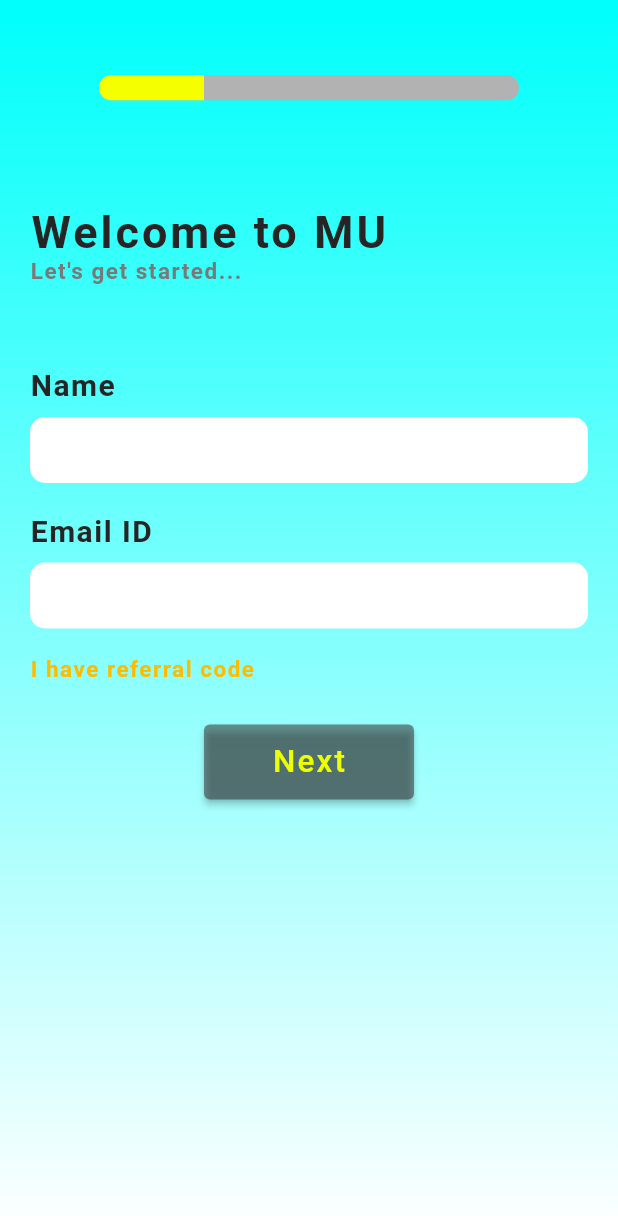
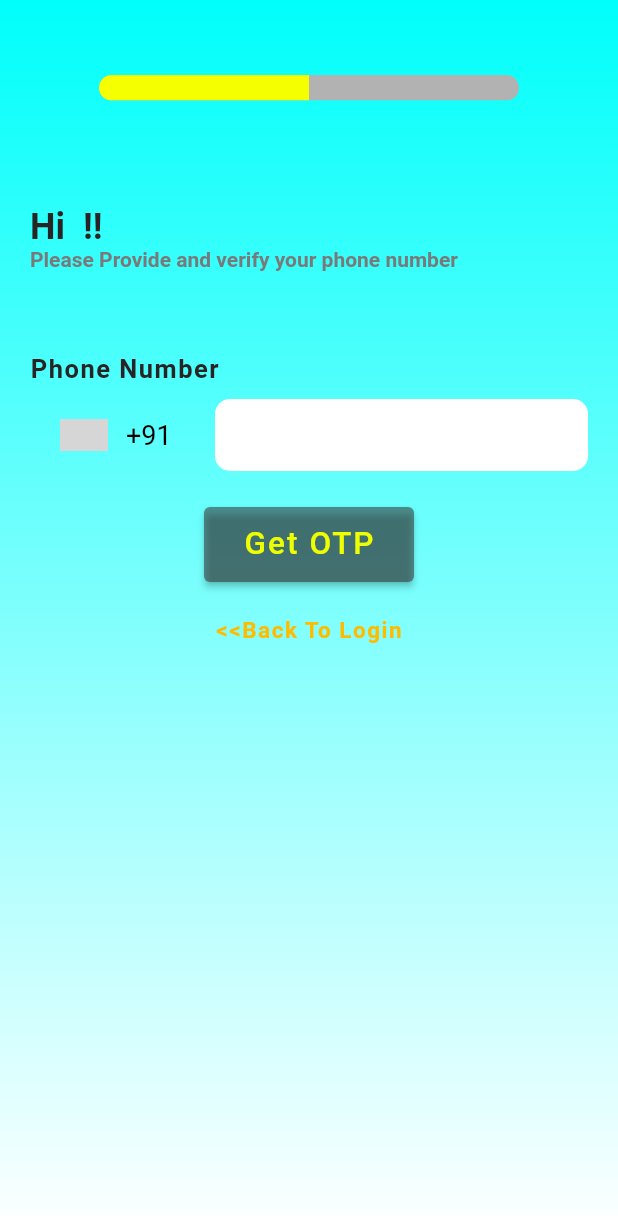
Before and after one commit to harshj-1703/MU-CARD-APP, a Flutter app: the WelcomeName screen opened directly, after a tap on "Next", on a phone screen of 412 x 824 dp. Shown: the top 1216 px of the screen. Run offline on Flutter 3.47's test engine with Material 2 defaults, Android fonts, the phone set to English and light mode, and no system bars; drawn by our look-alikes of intl_phone_number_input; our stand-ins replace carousel_slider; grey boxes are pictures that could not be loaded.

Commit message:
welcome-mobile done

```diff
--- /dev/null
+++ b/lib/login/welcomemobile.dart
@@ -0,0 +1,204 @@
+// ignore_for_file: prefer_const_literals_to_create_immutables
+
+import 'package:flutter/material.dart';
+import 'package:intl_phone_number_input/intl_phone_number_input.dart';
+import 'package:mu_card/login/welcomename.dart';
+
+class WelcomeMobile extends StatefulWidget {
+  WelcomeMobile({super.key});
+
+  @override
+  State<WelcomeMobile> createState() => _WelcomeMobileState();
+}
+
+class _WelcomeMobileState extends State<WelcomeMobile> {
+  TextEditingController welcomeMobileController =
+      TextEditingController(text: '');
+  bool otpVisibility = false;
+  String initialCountry = 'IN';
+  PhoneNumber number = PhoneNumber(isoCode: 'IN');
+
+  @override
+  Widget build(BuildContext context) {
+    return Container(
+      alignment: Alignment.center,
+      decoration: BoxDecoration(
+          gradient: LinearGradient(
+        begin: Alignment.topCenter,
+        end: Alignment.bottomCenter,
+        // stops: [0.5, 0.5],
+        colors: [
+          Color.fromARGB(255, 0, 255, 251),
+          Colors.white,
+        ],
+      )),
+      child: Scaffold(
+        backgroundColor: Colors.transparent,
+        body: SingleChildScrollView(
+          child: Column(
+            children: [
+              Row(
+                mainAxisAlignment: MainAxisAlignment.center,
+                children: [
+                  Padding(
+                    padding: EdgeInsets.fromLTRB(10, 50, 10, 0),
+                    child: Container(
+                      height: 17,
+                      width: 280,
+                      child: ClipRRect(
+                        borderRadius: BorderRadius.all(Radius.circular(10)),
+                        child: LinearProgressIndicator(
+                          backgroundColor: Color.fromARGB(255, 178, 178, 178),
+                          valueColor: new AlwaysStoppedAnimation<Color>(
+                              Color.fromARGB(255, 246, 255, 0)),
+                          value: 0.5,
+                          minHeight: 17,
+                        ),
+                      ),
+                    ),
+                  ),
+                ],
+              ),
+              Row(
+                children: [
+                  Padding(
+                    padding: EdgeInsets.fromLTRB(20, 70, 0, 0),
+                    child: Text(
+                      'Hi ' + WelcomeName.welcomeName.toUpperCase() + ' !!',
+                      style: TextStyle(
+                          fontSize: 24,
+                          color: Color.fromARGB(255, 38, 36, 36),
+                          fontWeight: FontWeight.bold),
+                    ),
+                  ),
+                ],
+              ),
+              Row(
+                children: [
+                  Padding(
+                    padding: EdgeInsets.fromLTRB(20, 0, 0, 0),
+                    child: Text(
+                      'Please Provide and verify your phone number',
+                      style: TextStyle(
+                          fontSize: 14,
+                          color: Color.fromARGB(255, 121, 121, 121),
+                          fontWeight: FontWeight.bold),
+                    ),
+                  ),
+                ],
+              ),
+              Row(
+                children: [
+                  Padding(
+                    padding: EdgeInsets.fromLTRB(20, 55, 0, 0),
+                    child: Text(
+                      'Phone Number',
+                      style: TextStyle(
+                          fontSize: 17,
+                          letterSpacing: 1,
+                          color: Color.fromARGB(255, 38, 36, 36),
+                          fontWeight: FontWeight.bold),
+                    ),
+                  ),
+                ],
+              ),
+              Padding(
+                padding: EdgeInsets.fromLTRB(20, 10, 20, 0),
+                child: InternationalPhoneNumberInput(
+                  onInputChanged: (PhoneNumber number) {
+                    print(number.phoneNumber);
+                  },
+                  onInputValidated: (bool value) {
+                    print(value);
+                  },
+                  selectorConfig: SelectorConfig(
+                    selectorType: PhoneInputSelectorType.DIALOG,
+                  ),
+                  ignoreBlank: false,
+                  autoValidateMode: AutovalidateMode.disabled,
+                  selectorTextStyle:
+                      TextStyle(color: Colors.black, fontSize: 18),
+                  textAlign: TextAlign.start,
+                  textStyle: TextStyle(
+                      fontSize: 20,
+                      fontFamily: 'Times New Roman',
+                      fontWeight: FontWeight.bold,
+                      letterSpacing: 2),
+                  initialValue: number,
+                  maxLength: 10,
+                  formatInput: true,
+                  keyboardType: TextInputType.numberWithOptions(
+                      signed: true, decimal: true),
+                  // inputBorder: OutlineInputBorder(),
+                  inputDecoration: InputDecoration(
+                    contentPadding: EdgeInsets.fromLTRB(14, 5, 14, 5),
+                    filled: true,
+                    fillColor: Colors.white,
+                    border: OutlineInputBorder(
+                        borderSide: BorderSide.none,
+                        borderRadius: BorderRadius.circular(10)),
+                  ),
+                  onSaved: (PhoneNumber number) {
+                    print('On Saved: $number');
+                  },
+                ),
+                //   ],
+                // ),
+              ),
+              Row(
+                mainAxisAlignment: MainAxisAlignment.center,
+                children: [
+                  Padding(
+                    padding: EdgeInsets.fromLTRB(0, 24, 0, 0),
+                    child: SizedBox(
+                      height: 50,
+                      width: 140,
+                      child: ElevatedButton(
+                        onPressed: () {},
+                        child: Text(
+                          'Get OTP',
+                          style: TextStyle(
+                              color: Color.fromARGB(255, 238, 255, 0),
+                              fontSize: 21,
+                              letterSpacing: 1.4),
+                        ),
+                        style: ElevatedButton.styleFrom(
+                          primary:
+                              Color.fromARGB(130, 48, 40, 40), // background
+                        ),
+                      ),
+                    ),
+                  ),
+                ],
+              ),
+              Row(
+                mainAxisAlignment: MainAxisAlignment.center,
+                children: [
+                  Padding(
+                    padding: EdgeInsets.fromLTRB(0, 20, 0, 0),
+                    child: TextButton(
+                      onPressed: () {},
+                      style: TextButton.styleFrom(
+                        padding: EdgeInsets.zero,
+                        minimumSize: Size(50, 25),
+                        tapTargetSize: MaterialTapTargetSize.shrinkWrap,
+                      ),
+                      child: Text(
+                        '<<Back To Login',
+                        style: TextStyle(
+                            fontSize: 15,
+                            letterSpacing: 1,
+                            color: Color.fromARGB(255, 255, 187, 0),
+                            fontWeight: FontWeight.bold),
+                      ),
+                    ),
+                  ),
+                ],
+              ),
+            ],
+          ),
+        ),
+      ),
+    );
+  }
+}
--- a/lib/login/welcomename.dart
+++ b/lib/login/welcomename.dart
@@ -1,9 +1,12 @@
+// ignore_for_file: must_be_immutable
+
 import 'package:flutter/material.dart';
-import 'package:flutter/src/widgets/framework.dart';
-import 'package:flutter/src/widgets/placeholder.dart';
+import 'package:mu_card/login/welcomemobile.dart';
 
 class WelcomeName extends StatefulWidget {
-  const WelcomeName({super.key});
+  static String welcomeName = '';
+  static String welcomeEmail = '';
+  WelcomeName({super.key});
 
   @override
   State<WelcomeName> createState() => _WelcomeNameState();
@@ -38,7 +41,7 @@ class _WelcomeNameState extends State<WelcomeName> {
                 mainAxisAlignment: MainAxisAlignment.center,
                 children: [
                   Padding(
-                    padding: const EdgeInsets.fromLTRB(10, 50, 10, 0),
+                    padding: EdgeInsets.fromLTRB(10, 50, 10, 0),
                     child: Container(
                       height: 17,
                       width: 280,
@@ -59,7 +62,7 @@ class _WelcomeNameState extends State<WelcomeName> {
               Row(
                 children: [
                   Padding(
-                    padding: const EdgeInsets.fromLTRB(20, 70, 0, 0),
+                    padding: EdgeInsets.fromLTRB(20, 70, 0, 0),
                     child: Text(
                       'Welcome to MU',
                       style: TextStyle(
@@ -75,7 +78,7 @@ class _WelcomeNameState extends State<WelcomeName> {
               Row(
                 children: [
                   Padding(
-                    padding: const EdgeInsets.fromLTRB(20, 0, 0, 0),
+                    padding: EdgeInsets.fromLTRB(20, 0, 0, 0),
                     child: Text(
                       'Let\'s get started...',
                       style: TextStyle(
@@ -90,7 +93,7 @@ class _WelcomeNameState extends State<WelcomeName> {
               Row(
                 children: [
                   Padding(
-                    padding: const EdgeInsets.fromLTRB(20, 55, 0, 0),
+                    padding: EdgeInsets.fromLTRB(20, 55, 0, 0),
                     child: Text(
                       'Name',
                       style: TextStyle(
@@ -103,11 +106,12 @@ class _WelcomeNameState extends State<WelcomeName> {
                 ],
               ),
               Padding(
-                padding: const EdgeInsets.fromLTRB(20, 10, 20, 0),
+                padding: EdgeInsets.fromLTRB(20, 10, 20, 0),
                 child: SizedBox(
                   height: 44,
                   child: TextField(
                     controller: nameController,
+                    keyboardType: TextInputType.name,
                     cursorColor: Colors.black,
                     style: TextStyle(
                         color: Colors.black,
@@ -115,6 +119,7 @@ class _WelcomeNameState extends State<WelcomeName> {
                         letterSpacing: 1.1,
                         fontFamily: 'Times New Roman'),
                     decoration: InputDecoration(
+                      counterText: '',
                       contentPadding: EdgeInsets.fromLTRB(14, 5, 14, 5),
                       filled: true,
                       fillColor: Colors.white,
@@ -128,7 +133,7 @@ class _WelcomeNameState extends State<WelcomeName> {
               Row(
                 children: [
                   Padding(
-                    padding: const EdgeInsets.fromLTRB(20, 20, 0, 0),
+                    padding: EdgeInsets.fromLTRB(20, 20, 0, 0),
                     child: Text(
                       'Email ID',
                       style: TextStyle(
@@ -141,11 +146,12 @@ class _WelcomeNameState extends State<WelcomeName> {
                 ],
               ),
               Padding(
-                padding: const EdgeInsets.fromLTRB(20, 10, 20, 0),
+                padding: EdgeInsets.fromLTRB(20, 10, 20, 0),
                 child: SizedBox(
                   height: 44,
                   child: TextField(
                     controller: emailController,
+                    keyboardType: TextInputType.emailAddress,
                     cursorColor: Colors.black,
                     style: TextStyle(
                         color: Colors.black,
@@ -153,6 +159,7 @@ class _WelcomeNameState extends State<WelcomeName> {
                         letterSpacing: 1.1,
                         fontFamily: 'Times New Roman'),
                     decoration: InputDecoration(
+                      counterText: '',
                       contentPadding: EdgeInsets.fromLTRB(14, 5, 14, 5),
                       filled: true,
                       fillColor: Colors.white,
@@ -166,7 +173,7 @@ class _WelcomeNameState extends State<WelcomeName> {
               Row(
                 children: [
                   Padding(
-                    padding: const EdgeInsets.fromLTRB(20, 15, 0, 0),
+                    padding: EdgeInsets.fromLTRB(20, 15, 0, 0),
                     child: TextButton(
                       onPressed: () {
                         setState(() {
@@ -213,6 +220,7 @@ class _WelcomeNameState extends State<WelcomeName> {
                               letterSpacing: 1,
                               fontFamily: 'Times New Roman'),
                           decoration: InputDecoration(
+                            counterText: '',
                             contentPadding: EdgeInsets.all(5),
                             filled: true,
                             fillColor: Colors.white,
@@ -223,7 +231,7 @@ class _WelcomeNameState extends State<WelcomeName> {
                         ),
                       ),
                       Padding(
-                        padding: const EdgeInsets.fromLTRB(20, 0, 0, 0),
+                        padding: EdgeInsets.fromLTRB(20, 0, 0, 0),
                         child: TextButton(
                           onPressed: () {},
                           style: TextButton.styleFrom(
@@ -249,12 +257,23 @@ class _WelcomeNameState extends State<WelcomeName> {
                 mainAxisAlignment: MainAxisAlignment.center,
                 children: [
                   Padding(
-                    padding: const EdgeInsets.fromLTRB(0, 24, 0, 0),
+                    padding: EdgeInsets.fromLTRB(0, 24, 0, 0),
                     child: SizedBox(
                       height: 50,
                       width: 140,
                       child: ElevatedButton(
-                        onPressed: () {},
+                        onPressed: () {
+                          setState(() {
+                            WelcomeName.welcomeName = nameController.text;
+                            WelcomeName.welcomeEmail = emailController.text;
+                            Navigator.pushAndRemoveUntil(
+                                context,
+                                MaterialPageRoute(
+                                    builder: (context) => WelcomeMobile()),
+                                // ModalRoute.withName("/MainScreen")
+                                ((route) => true));
+                          });
+                        },
                         child: Text(
                           'Next',
                           style: TextStyle(
--- a/pubspec.yaml
+++ b/pubspec.yaml
@@ -36,6 +36,7 @@ dependencies:
   # Use with the CupertinoIcons class for iOS style icons.
   cupertino_icons: ^1.0.2
   carousel_slider: ^4.2.1
+  intl_phone_number_input: ^0.7.2
 
 dev_dependencies:
   flutter_test:
```
Also changed, not shown: pubspec.lock.
